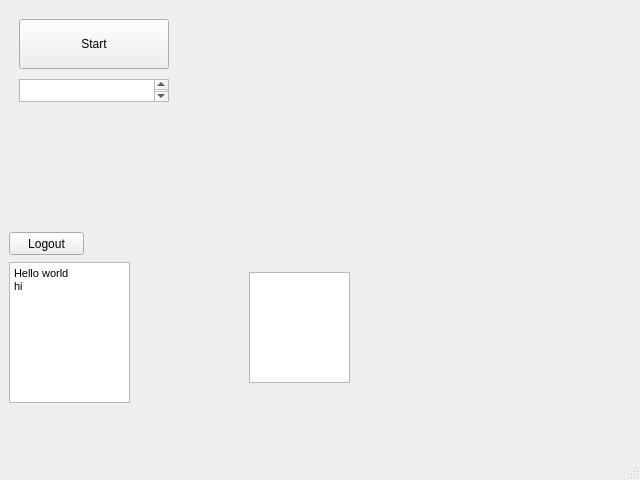
Old version of the form gui/mainwindow.ui in the repository WG-Forge/Team7.
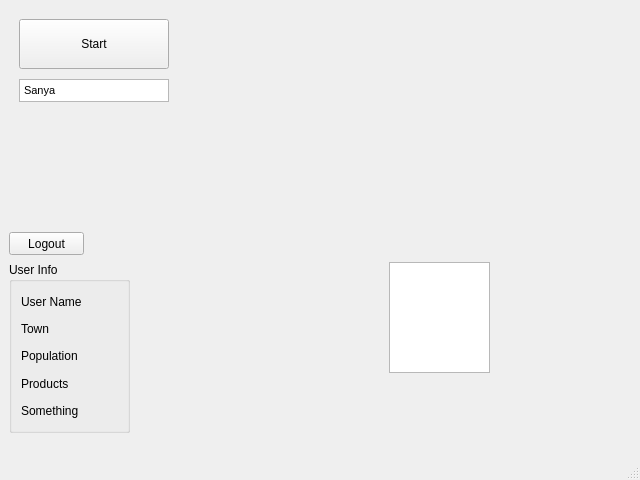
New version of the form. Custom widgets are drawn as their Qt base class.

What changed in the file:
```diff
--- a/gui/mainwindow.ui
+++ b/gui/mainwindow.ui
@@ -44,6 +44,13 @@
          <height>23</height>
         </size>
        </property>
+       <property name="html">
+        <string>&lt;!DOCTYPE HTML PUBLIC &quot;-//W3C//DTD HTML 4.0//EN&quot; &quot;http://www.w3.org/TR/REC-html40/strict.dtd&quot;&gt;
+&lt;html&gt;&lt;head&gt;&lt;meta name=&quot;qrichtext&quot; content=&quot;1&quot; /&gt;&lt;style type=&quot;text/css&quot;&gt;
+p, li { white-space: pre-wrap; }
+&lt;/style&gt;&lt;/head&gt;&lt;body style=&quot; font-family:'MS Shell Dlg 2'; font-size:8.25pt; font-weight:400; font-style:normal;&quot;&gt;
+&lt;p style=&quot; margin-top:0px; margin-bottom:0px; margin-left:0px; margin-right:0px; -qt-block-indent:0; text-indent:0px;&quot;&gt;Sanya&lt;/p&gt;&lt;/body&gt;&lt;/html&gt;</string>
+       </property>
       </widget>
       <widget class="QPushButton" name="startButton">
        <property name="geometry">
@@ -84,30 +91,11 @@
         <string>Logout</string>
        </property>
       </widget>
-      <widget class="QTextEdit" name="userGameInfo">
-       <property name="geometry">
-        <rect>
-         <x>0</x>
-         <y>30</y>
-         <width>121</width>
-         <height>141</height>
-        </rect>
-       </property>
-       <property name="html">
-        <string>&lt;!DOCTYPE HTML PUBLIC &quot;-//W3C//DTD HTML 4.0//EN&quot; &quot;http://www.w3.org/TR/REC-html40/strict.dtd&quot;&gt;
-&lt;html&gt;&lt;head&gt;&lt;meta name=&quot;qrichtext&quot; content=&quot;1&quot; /&gt;&lt;style type=&quot;text/css&quot;&gt;
-p, li { white-space: pre-wrap; }
-&lt;/style&gt;&lt;/head&gt;&lt;body style=&quot; font-family:'MS Shell Dlg 2'; font-size:8.25pt; font-weight:400; font-style:normal;&quot;&gt;
-&lt;p style=&quot; margin-top:0px; margin-bottom:0px; margin-left:0px; margin-right:0px; -qt-block-indent:0; text-indent:0px;&quot;&gt;Hello world&lt;/p&gt;
-&lt;p style=&quot; margin-top:0px; margin-bottom:0px; margin-left:0px; margin-right:0px; -qt-block-indent:0; text-indent:0px;&quot;&gt;hi&lt;/p&gt;
-&lt;p style=&quot;-qt-paragraph-type:empty; margin-top:0px; margin-bottom:0px; margin-left:0px; margin-right:0px; -qt-block-indent:0; text-indent:0px;&quot;&gt;&lt;br /&gt;&lt;/p&gt;&lt;/body&gt;&lt;/html&gt;</string>
-       </property>
-      </widget>
       <widget class="QTextEdit" name="postInfo">
        <property name="geometry">
         <rect>
-         <x>240</x>
-         <y>40</y>
+         <x>380</x>
+         <y>30</y>
          <width>101</width>
          <height>111</height>
         </rect>
@@ -120,6 +108,56 @@
 &lt;p style=&quot;-qt-paragraph-type:empty; margin-top:0px; margin-bottom:0px; margin-left:0px; margin-right:0px; -qt-block-indent:0; text-indent:0px;&quot;&gt;&lt;br /&gt;&lt;/p&gt;&lt;/body&gt;&lt;/html&gt;</string>
        </property>
       </widget>
+      <widget class="QGroupBox" name="userGameInfo">
+       <property name="geometry">
+        <rect>
+         <x>0</x>
+         <y>30</y>
+         <width>121</width>
+         <height>171</height>
+        </rect>
+       </property>
+       <property name="title">
+        <string>User Info</string>
+       </property>
+       <layout class="QVBoxLayout" name="verticalLayout">
+        <item>
+         <widget class="QLabel" name="userName">
+          <property name="text">
+           <string>User Name</string>
+          </property>
+         </widget>
+        </item>
+        <item>
+         <widget class="QLabel" name="userTown">
+          <property name="text">
+           <string>Town</string>
+          </property>
+         </widget>
+        </item>
+        <item>
+         <widget class="QLabel" name="userPopulation">
+          <property name="text">
+           <string>Population</string>
+          </property>
+         </widget>
+        </item>
+        <item>
+         <widget class="QLabel" name="userProducts">
+          <property name="text">
+           <string>Products</string>
+          </property>
+         </widget>
+        </item>
+        <item>
+         <widget class="QLabel" name="userSomething">
+          <property name="text">
+           <string>Something</string>
+          </property>
+         </widget>
+        </item>
+       </layout>
+      </widget>
      </widget>
     </item>
    </layout>
```
Left out of the diff: 2 changed lines with no effect on the pictures.
